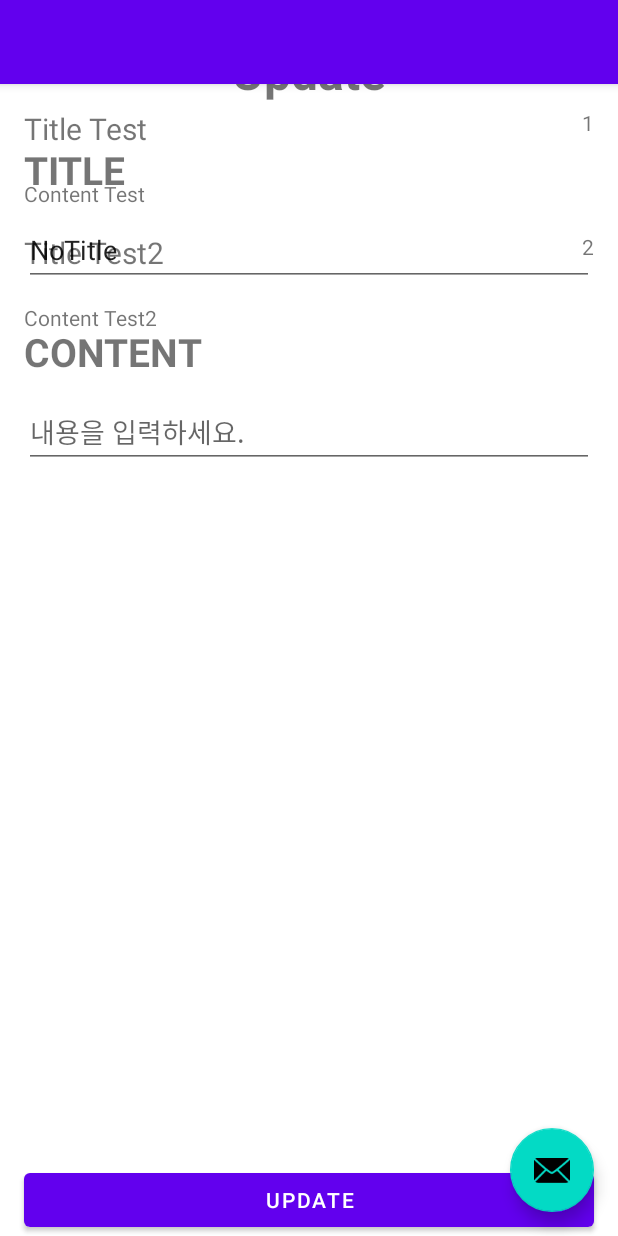
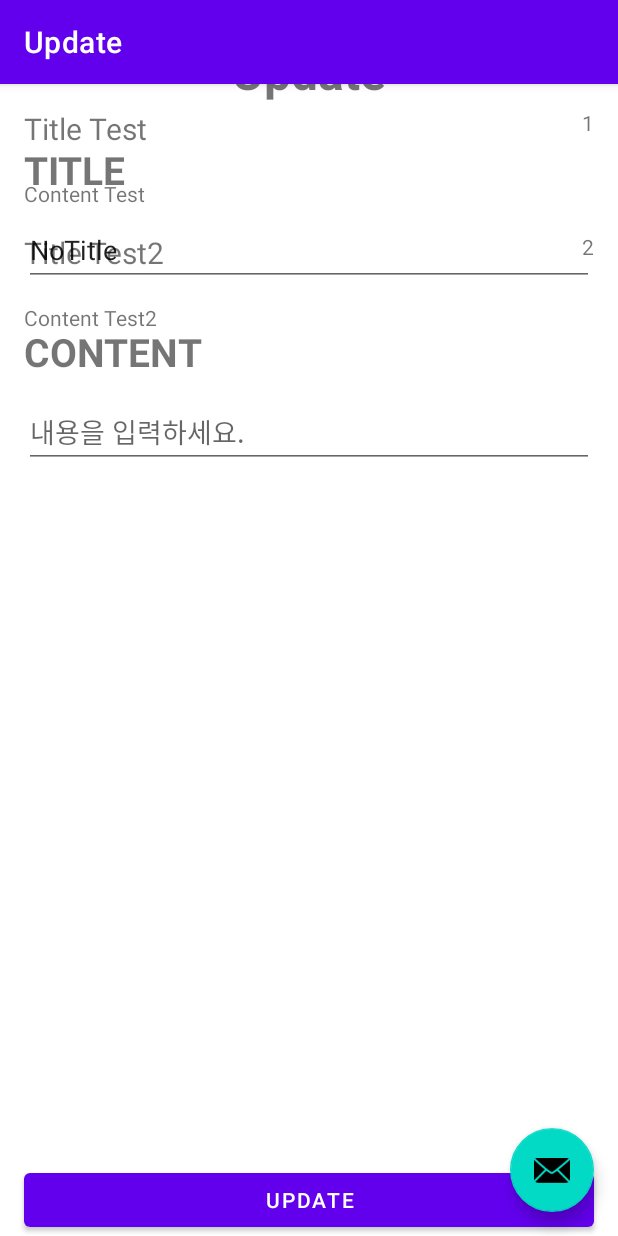
Before and after one commit to eastar-dev/agile-todo, an Android app: the fragment UpdateFragment placed in its activity, on a phone screen of 412 x 824 dp. Run offline under Robolectric (Android 15) with nearby library versions, the phone set to English and light mode, and no system bars; our stand-ins replace data binding; libraries missing offline, so code that uses them is left out: android.log, dev.eastar.ktx; 3 statements that could not run were skipped.

Commit message:
toolbar text 추가

```diff
--- a/app/src/main/java/com/bestuna/todo/UpdateFragment.kt
+++ b/app/src/main/java/com/bestuna/todo/UpdateFragment.kt
@@ -4,6 +4,7 @@ import android.os.Bundle
 import android.view.View
 import android.widget.EditText
 import android.widget.TextView
+import androidx.appcompat.widget.Toolbar
 import com.bestuna.todo.data.Todo
 
 class UpdateFragment : CreateFragment() {
@@ -14,5 +15,7 @@ class UpdateFragment : CreateFragment() {
         view.findViewById<EditText>(R.id.input_content).setText(todo.content)
         view.findViewById<TextView>(R.id.tv_head).text = "Update"
         view.findViewById<TextView>(R.id.btn_add).text = "Update"
+
+        (activity as MainActivity).findViewById<Toolbar>(R.id.toolbar).title = "Update"
     }
 }
```
